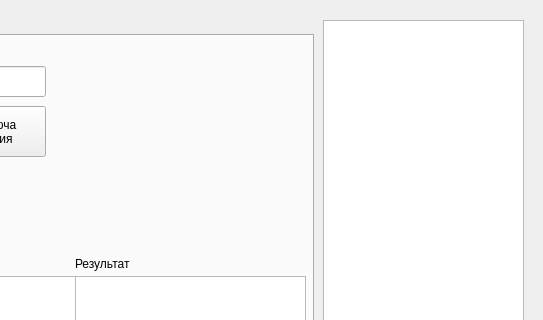
Before: the Qt Designer form mainwindow.ui in suiljex/cryptoapi_lab, drawn with Qt 5; both pictures show x 347 to 890 and y 0 to 320 of the 890 by 452 pixel window.
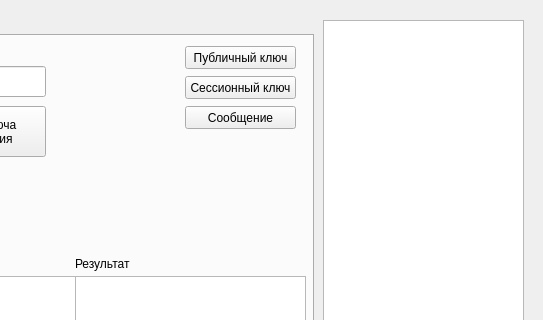
After: the same form once the commit is applied.

Commit message: ADD Добавлен выбор файлов

What changed in the file:
```diff
--- a/mainwindow.ui
+++ b/mainwindow.ui
@@ -290,6 +290,45 @@
        <string>Результат</string>
       </property>
      </widget>
+     <widget class="QPushButton" name="pushButton_8">
+      <property name="geometry">
+       <rect>
+        <x>520</x>
+        <y>10</y>
+        <width>111</width>
+        <height>23</height>
+       </rect>
+      </property>
+      <property name="text">
+       <string>Публичный ключ</string>
+      </property>
+     </widget>
+     <widget class="QPushButton" name="pushButton_9">
+      <property name="geometry">
+       <rect>
+        <x>520</x>
+        <y>40</y>
+        <width>111</width>
+        <height>23</height>
+       </rect>
+      </property>
+      <property name="text">
+       <string>Сессионный ключ</string>
+      </property>
+     </widget>
+     <widget class="QPushButton" name="pushButton_10">
+      <property name="geometry">
+       <rect>
+        <x>520</x>
+        <y>70</y>
+        <width>111</width>
+        <height>23</height>
+       </rect>
+      </property>
+      <property name="text">
+       <string>Сообщение</string>
+      </property>
+     </widget>
     </widget>
    </widget>
    <widget class="QLabel" name="label_7">
```
The commit also changes 2 other files.
